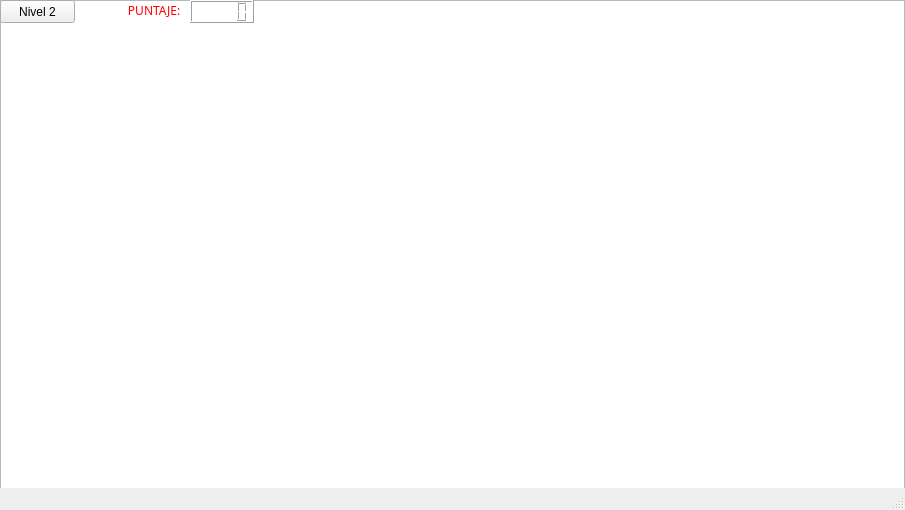
This is Game-20192/ventanajuego.ui in StivenVelasquez/Harry-Potter-Game as Qt 5 draws it before an edit. The edited form follows.
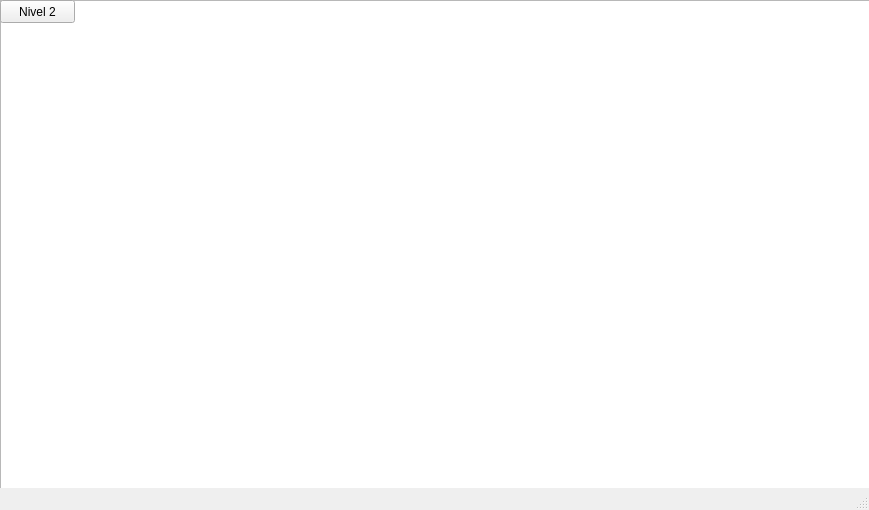
This is the edited form.

Commit message: organice puntaje en el juego

The edit to the form file:
```diff
--- a/Game-20192/ventanajuego.ui
+++ b/Game-20192/ventanajuego.ui
@@ -6,7 +6,7 @@
    <rect>
     <x>0</x>
     <y>0</y>
-    <width>905</width>
+    <width>869</width>
     <height>510</height>
    </rect>
   </property>
@@ -19,7 +19,7 @@
      <rect>
       <x>0</x>
       <y>0</y>
-      <width>905</width>
+      <width>891</width>
       <height>502</height>
      </rect>
     </property>
@@ -37,37 +37,6 @@
      <string>Nivel 2</string>
     </property>
    </widget>
-   <widget class="QLCDNumber" name="lcdNumber">
-    <property name="geometry">
-     <rect>
-      <x>190</x>
-      <y>0</y>
-      <width>64</width>
-      <height>23</height>
-     </rect>
-    </property>
-   </widget>
-   <widget class="QLabel" name="label">
-    <property name="geometry">
-     <rect>
-      <x>100</x>
-      <y>0</y>
-      <width>91</width>
-      <height>21</height>
-     </rect>
-    </property>
-    <property name="font">
-     <font>
-      <family>Papyrus</family>
-     </font>
-    </property>
-    <property name="styleSheet">
-     <string notr="true">color: rgb(255, 0, 0);</string>
-    </property>
-    <property name="text">
-     <string>         PUNTAJE:</string>
-    </property>
-   </widget>
   </widget>
   <widget class="QMenuBar" name="menubar">
    <property name="geometry">
```
Left out of the diff: 2 changed lines with no effect on the pictures. The commit also changes 13 other files.
